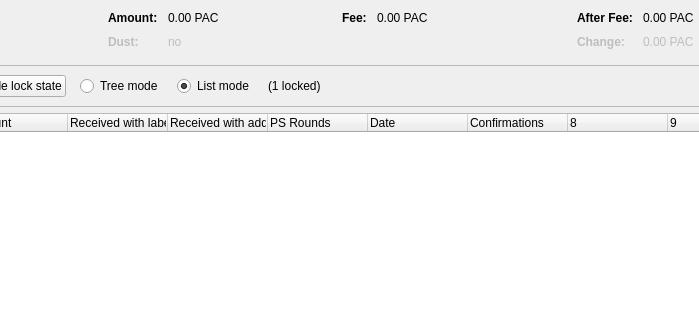
First picture: the form in src/qt/forms/coincontroldialog.ui, repository theRealDijida/PAC, before the edit; both pictures show x 144 to 843 and y 0 to 320 of the 954 by 500 pixel window.
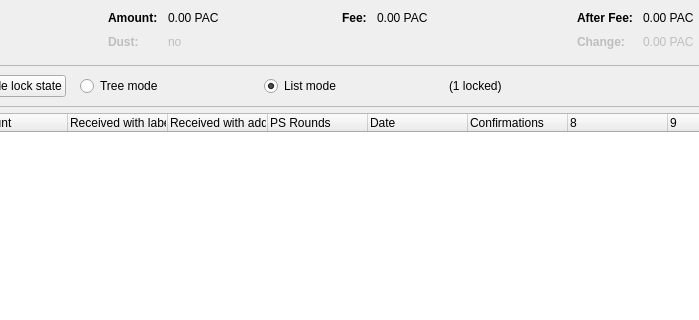
Second picture: the form after the edit. Custom widgets are drawn as their Qt base class.

What changed in the file:
```diff
--- a/src/qt/forms/coincontroldialog.ui
+++ b/src/qt/forms/coincontroldialog.ui
@@ -358,7 +358,7 @@
         <item>
          <widget class="QRadioButton" name="radioTreeMode">
           <property name="sizePolicy">
-           <sizepolicy hsizetype="Maximum" vsizetype="Fixed">
+           <sizepolicy hsizetype="Expanding" vsizetype="Fixed">
             <horstretch>0</horstretch>
             <verstretch>0</verstretch>
            </sizepolicy>
@@ -371,7 +371,7 @@
         <item>
          <widget class="QRadioButton" name="radioListMode">
           <property name="sizePolicy">
-           <sizepolicy hsizetype="Maximum" vsizetype="Fixed">
+           <sizepolicy hsizetype="Expanding" vsizetype="Fixed">
             <horstretch>0</horstretch>
             <verstretch>0</verstretch>
            </sizepolicy>
@@ -386,6 +386,12 @@
         </item>
         <item>
          <widget class="QLabel" name="labelLocked">
+          <property name="sizePolicy">
+           <sizepolicy hsizetype="Expanding" vsizetype="Preferred">
+            <horstretch>0</horstretch>
+            <verstretch>0</verstretch>
+           </sizepolicy>
+          </property>
           <property name="text">
            <string>(1 locked)</string>
           </property>
```
